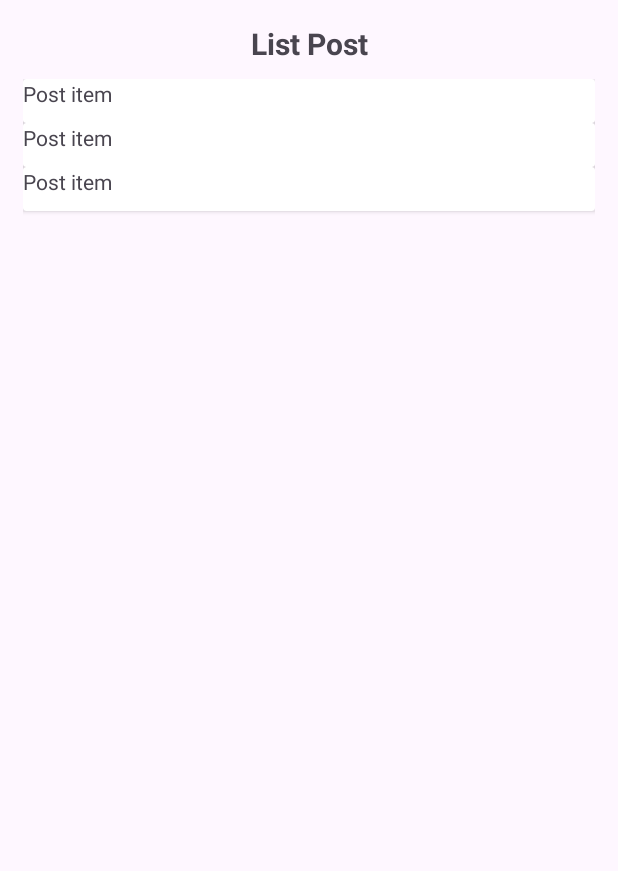
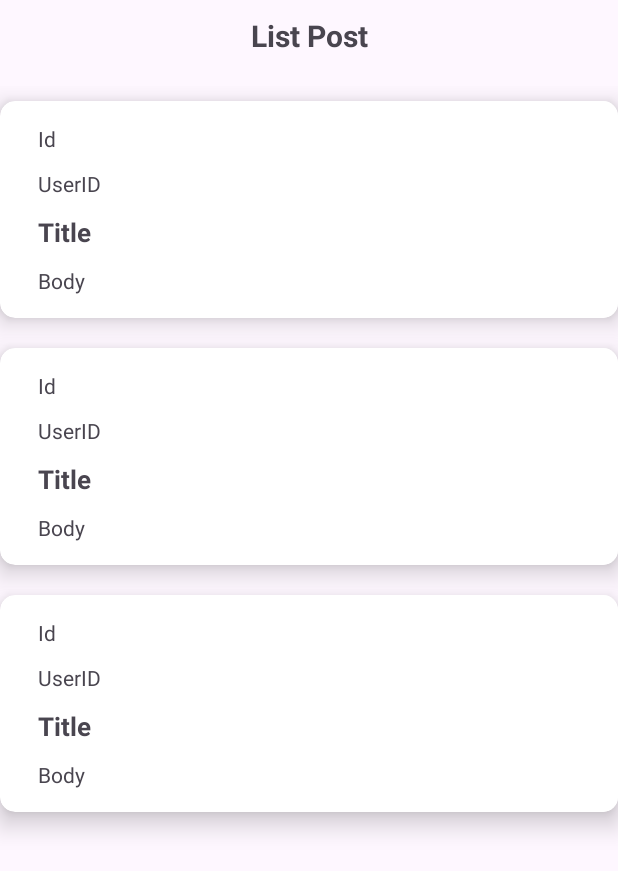
Before and after one commit to giandiport80/BelajarAndroidRetrofit, an Android app: the layout activity_main.xml on its own in the app's theme, with its tools: preview values and no code run, on a phone screen of 412 x 824 dp. Shown: the top 871 px of the screen. Run offline under Robolectric (Android 15) with nearby library versions, the phone set to English and light mode, and no system bars.

Commit message:
fix tampilan item post

```diff
--- a/app/src/main/java/com/giandev/belajarandroidretrofit/PostAdapter.kt
+++ b/app/src/main/java/com/giandev/belajarandroidretrofit/PostAdapter.kt
@@ -25,6 +25,9 @@ class PostAdapter(private val listPost: List<PostResponse>) :
 
     override fun onBindViewHolder(holder: ViewHolder, position: Int) {
         val post = listPost[position]
-        holder.binding.textViewTitle.text = "id: ${post.id}\n title: ${post.title} \n ${post.body}"
+        holder.binding.textViewId.text = "id: ${post.id}"
+        holder.binding.textViewUserId.text = "userID: ${post.userId}"
+        holder.binding.textViewTitle.text = post.title
+        holder.binding.textViewBody.text = post.body
     }
 }
--- a/app/src/main/res/layout/activity_main.xml
+++ b/app/src/main/res/layout/activity_main.xml
@@ -5,8 +5,7 @@
     android:id="@+id/main"
     android:layout_width="match_parent"
     android:layout_height="match_parent"
-    tools:context=".MainActivity"
-    android:padding="15dp">
+    tools:context=".MainActivity">
 
     <TextView
         android:id="@+id/textViewHeaderTitle"
@@ -15,6 +14,7 @@
         android:text="List Post"
         android:textStyle="bold"
         android:textSize="20sp"
+        android:padding="10dp"
         app:layout_constraintEnd_toEndOf="parent"
         app:layout_constraintStart_toStartOf="parent"
         app:layout_constraintTop_toTopOf="parent" />
--- a/app/src/main/res/layout/item_post.xml
+++ b/app/src/main/res/layout/item_post.xml
@@ -1,15 +1,59 @@
 <?xml version="1.0" encoding="utf-8"?>
 <androidx.cardview.widget.CardView xmlns:android="http://schemas.android.com/apk/res/android"
     android:layout_width="match_parent"
+    xmlns:app="http://schemas.android.com/apk/res-auto"
     android:layout_height="wrap_content"
-    xmlns:tools="http://schemas.android.com/tools"
-    android:padding="10dp">
+    android:layout_marginTop="10dp"
+    android:layout_marginBottom="10dp"
+    app:cardCornerRadius="10dp"
+    app:cardElevation="10dp"
+    android:orientation="vertical"
+    android:padding="5dp">
 
-    <TextView
-        android:id="@+id/textViewTitle"
-        android:layout_width="wrap_content"
+    <LinearLayout
+        android:layout_weight="1"
+        android:layout_width="match_parent"
         android:layout_height="wrap_content"
-        android:layout_marginBottom="10dp"
-        tools:text="Post item" />
+        android:orientation="vertical"
+        android:paddingStart="10dp"
+        android:paddingEnd="10dp"
+        android:paddingTop="10dp"
+        android:paddingBottom="10dp"
+        android:layout_marginStart="10dp"
+        android:background="#fff">
+
+        <TextView
+            android:id="@+id/textViewId"
+            android:layout_width="match_parent"
+            android:layout_height="wrap_content"
+            android:padding="5dp"
+            android:text="Id" />
+
+
+        <TextView
+            android:id="@+id/textViewUserId"
+            android:layout_width="match_parent"
+            android:layout_height="wrap_content"
+            android:padding="5dp"
+            android:text="UserID" />
+
+        <TextView
+            android:id="@+id/textViewTitle"
+            android:layout_width="match_parent"
+            android:layout_height="wrap_content"
+            android:padding="5dp"
+            android:textSize="17sp"
+            android:textStyle="bold"
+            android:text="Title" />
+
+        <TextView
+            android:id="@+id/textViewBody"
+            android:layout_width="match_parent"
+            android:layout_height="wrap_content"
+            android:padding="5dp"
+            android:text="Body" />
+
+
+    </LinearLayout>
 
 </androidx.cardview.widget.CardView>
```
